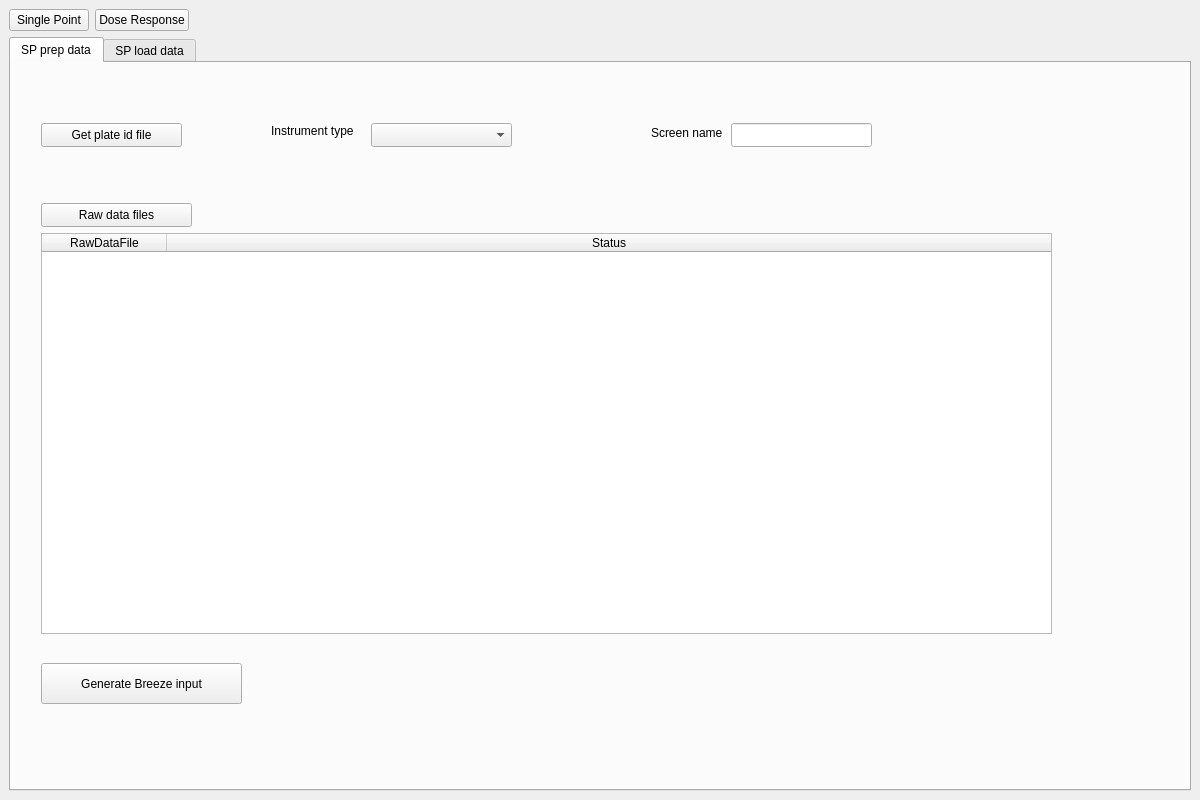
Before: the Qt Designer form frontend/assets/singlePointTab.ui in dahlbma/assayLoader, drawn with Qt 5.
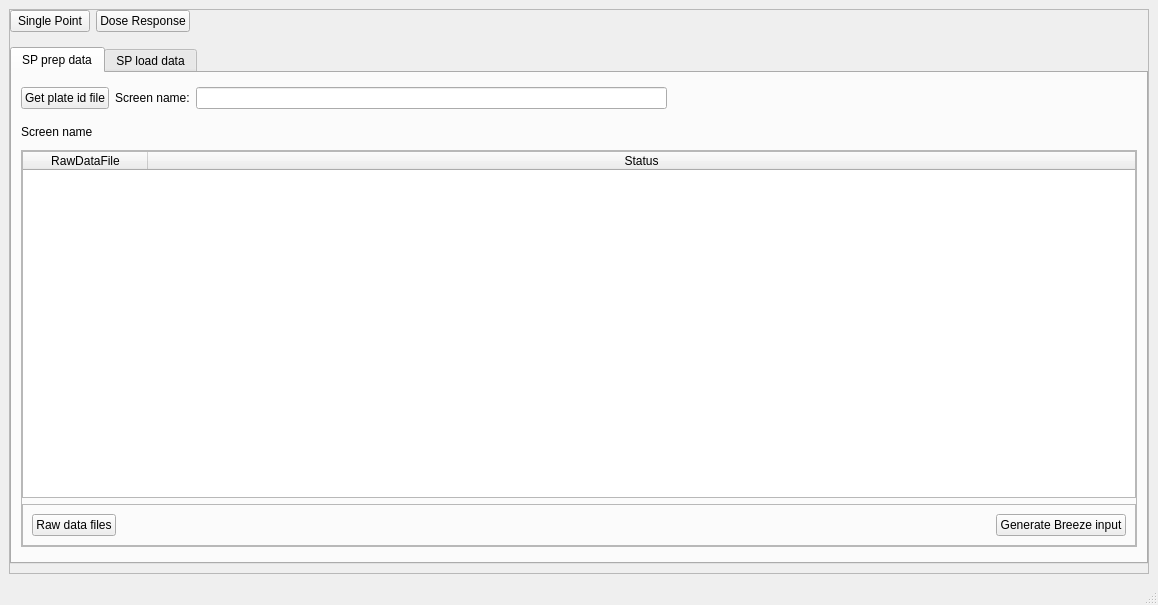
After: the same form once the commit is applied.

The edit to the form file:
```diff
--- a/frontend/assets/singlePointTab.ui
+++ b/frontend/assets/singlePointTab.ui
@@ -6,46 +6,143 @@
    <rect>
     <x>0</x>
     <y>0</y>
-    <width>1200</width>
-    <height>800</height>
+    <width>1158</width>
+    <height>605</height>
    </rect>
   </property>
+  <property name="sizePolicy">
+   <sizepolicy hsizetype="Preferred" vsizetype="Preferred">
+    <horstretch>0</horstretch>
+    <verstretch>0</verstretch>
+   </sizepolicy>
+  </property>
   <property name="windowTitle">
    <string>MainWindow</string>
   </property>
   <widget class="QWidget" name="centralwidget">
-   <layout class="QGridLayout" name="gridLayout_7">
-    <item row="0" column="0">
-     <layout class="QGridLayout" name="gridLayout_6">
-      <item row="0" column="1">
+   <layout class="QVBoxLayout" name="verticalLayout">
+    <item>
+     <widget class="QFrame" name="frame">
+      <property name="sizePolicy">
+       <sizepolicy hsizetype="Preferred" vsizetype="Preferred">
+        <horstretch>0</horstretch>
+        <verstretch>0</verstretch>
+       </sizepolicy>
+      </property>
+      <property name="frameShape">
+       <enum>QFrame::StyledPanel</enum>
+      </property>
+      <property name="frameShadow">
+       <enum>QFrame::Raised</enum>
+      </property>
+      <layout class="QVBoxLayout" name="verticalLayout_2">
+       <property name="leftMargin">
+        <number>0</number>
+       </property>
+       <property name="topMargin">
+        <number>0</number>
+       </property>
+       <property name="rightMargin">
+        <number>0</number>
+       </property>
+       <property name="bottomMargin">
+        <number>0</number>
+       </property>
+       <item>
+        <widget class="QFrame" name="frame_2">
+         <property name="sizePolicy">
+          <sizepolicy hsizetype="Expanding" vsizetype="Fixed">
+           <horstretch>0</horstretch>
+           <verstretch>0</verstretch>
+          </sizepolicy>
+         </property>
+         <property name="frameShape">
+          <enum>QFrame::NoFrame</enum>
+         </property>
+         <property name="frameShadow">
+          <enum>QFrame::Raised</enum>
+         </property>
+         <layout class="QHBoxLayout" name="horizontalLayout">
+          <property name="leftMargin">
+           <number>0</number>
+          </property>
+          <property name="topMargin">
+           <number>0</number>
+          </property>
+          <property name="rightMargin">
+           <number>0</number>
+          </property>
+          <property name="bottomMargin">
+           <number>0</number>
+          </property>
+          <item>
+           <widget class="QPushButton" name="goto_sp_btn">
+            <property name="text">
+             <string>Single Point</string>
+            </property>
+           </widget>
+          </item>
+          <item>
        <widget class="QPushButton" name="goto_dr_btn">
+            <property name="sizePolicy">
+             <sizepolicy hsizetype="Minimum" vsizetype="Fixed">
+              <horstretch>0</horstretch>
+              <verstretch>0</verstretch>
+             </sizepolicy>
+            </property>
         <property name="text">
          <string>Dose Response</string>
         </property>
        </widget>
       </item>
-      <item row="0" column="2">
+          <item>
        <spacer name="horizontalSpacer_5">
         <property name="orientation">
          <enum>Qt::Horizontal</enum>
         </property>
+            <property name="sizeType">
+             <enum>QSizePolicy::Expanding</enum>
+            </property>
         <property name="sizeHint" stdset="0">
          <size>
-          <width>438</width>
+              <width>108</width>
           <height>20</height>
          </size>
         </property>
        </spacer>
       </item>
-      <item row="0" column="0">
-       <widget class="QPushButton" name="goto_sp_btn">
-        <property name="text">
-         <string>Single Point</string>
-        </property>
-       </widget>
-      </item>
-      <item row="1" column="0" colspan="3">
+         </layout>
+        </widget>
+       </item>
+       <item>
+        <widget class="QFrame" name="frame_3">
+         <property name="sizePolicy">
+          <sizepolicy hsizetype="Expanding" vsizetype="Expanding">
+           <horstretch>0</horstretch>
+           <verstretch>0</verstretch>
+          </sizepolicy>
+         </property>
+         <property name="frameShape">
+          <enum>QFrame::NoFrame</enum>
+         </property>
+         <property name="frameShadow">
+          <enum>QFrame::Raised</enum>
+         </property>
+         <layout class="QHBoxLayout" name="horizontalLayout_2">
+          <property name="leftMargin">
+           <number>0</number>
+          </property>
+          <property name="rightMargin">
+           <number>0</number>
+          </property>
+          <item>
        <widget class="QTabWidget" name="sp_tab">
+            <property name="sizePolicy">
+             <sizepolicy hsizetype="Preferred" vsizetype="Expanding">
+              <horstretch>0</horstretch>
+              <verstretch>0</verstretch>
+             </sizepolicy>
+            </property>
         <property name="currentIndex">
          <number>0</number>
         </property>
@@ -53,89 +150,201 @@
          <attribute name="title">
           <string>SP prep data</string>
          </attribute>
+             <layout class="QVBoxLayout" name="verticalLayout_5">
+              <item>
+               <widget class="QFrame" name="frame_4">
+                <property name="sizePolicy">
+                 <sizepolicy hsizetype="Preferred" vsizetype="Expanding">
+                  <horstretch>0</horstretch>
+                  <verstretch>0</verstretch>
+                 </sizepolicy>
+                </property>
+                <property name="frameShape">
+                 <enum>QFrame::NoFrame</enum>
+                </property>
+                <property name="frameShadow">
+                 <enum>QFrame::Raised</enum>
+                </property>
+                <layout class="QVBoxLayout" name="verticalLayout_3">
+                 <property name="leftMargin">
+                  <number>0</number>
+                 </property>
+                 <property name="topMargin">
+                  <number>0</number>
+                 </property>
+                 <property name="rightMargin">
+                  <number>0</number>
+                 </property>
+                 <property name="bottomMargin">
+                  <number>0</number>
+                 </property>
+                 <item>
+                  <widget class="QFrame" name="frame_5">
+                   <property name="sizePolicy">
+                    <sizepolicy hsizetype="Preferred" vsizetype="Preferred">
+                     <horstretch>0</horstretch>
+                     <verstretch>0</verstretch>
+                    </sizepolicy>
+                   </property>
+                   <property name="frameShape">
+                    <enum>QFrame::NoFrame</enum>
+                   </property>
+                   <property name="frameShadow">
+                    <enum>QFrame::Raised</enum>
+                   </property>
+                   <layout class="QHBoxLayout" name="horizontalLayout_11">
+                    <property name="leftMargin">
+                     <number>0</number>
+                    </property>
+                    <property name="topMargin">
+                     <number>5</number>
+                    </property>
+                    <property name="rightMargin">
+                     <number>0</number>
+                    </property>
+                    <property name="bottomMargin">
+                     <number>5</number>
+                    </property>
+                    <item>
          <widget class="QPushButton" name="spPlateIdFile_btn">
-          <property name="geometry">
-           <rect>
-            <x>30</x>
-            <y>60</y>
-            <width>141</width>
-            <height>24</height>
-           </rect>
-          </property>
           <property name="text">
            <string>Get plate id file</string>
           </property>
          </widget>
-         <widget class="QPushButton" name="rawDataFiles_btn">
-          <property name="geometry">
-           <rect>
-            <x>30</x>
-            <y>140</y>
-            <width>151</width>
-            <height>24</height>
-           </rect>
-          </property>
+                    </item>
+                    <item>
+                     <widget class="QLabel" name="label_10">
           <property name="text">
-           <string>Raw data files</string>
-          </property>
-         </widget>
-         <widget class="QComboBox" name="instumentType_cb">
-          <property name="geometry">
-           <rect>
-            <x>360</x>
-            <y>60</y>
-            <width>141</width>
-            <height>24</height>
-           </rect>
-          </property>
-         </widget>
-         <widget class="QLabel" name="label">
-          <property name="geometry">
-           <rect>
-            <x>260</x>
-            <y>60</y>
-            <width>101</width>
-            <height>16</height>
-           </rect>
-          </property>
+                       <string>Screen name:</string>
+                      </property>
+                     </widget>
+                    </item>
+                    <item>
+                     <widget class="QLineEdit" name="screenName_eb">
+                      <property name="sizePolicy">
+                       <sizepolicy hsizetype="Expanding" vsizetype="Preferred">
+                        <horstretch>0</horstretch>
+                        <verstretch>0</verstretch>
+                       </sizepolicy>
+                      </property>
+                     </widget>
+                    </item>
+                    <item>
+                     <spacer name="horizontalSpacer_7">
+                      <property name="orientation">
+                       <enum>Qt::Horizontal</enum>
+                      </property>
+                      <property name="sizeType">
+                       <enum>QSizePolicy::Expanding</enum>
+                      </property>
+                      <property name="sizeHint" stdset="0">
+                       <size>
+                        <width>279</width>
+                        <height>20</height>
+                       </size>
+                      </property>
+                     </spacer>
+                    </item>
+                   </layout>
+                  </widget>
+                 </item>
+                 <item>
+                  <widget class="QFrame" name="frame_6">
+                   <property name="sizePolicy">
+                    <sizepolicy hsizetype="Preferred" vsizetype="Minimum">
+                     <horstretch>0</horstretch>
+                     <verstretch>0</verstretch>
+                    </sizepolicy>
+                   </property>
+                   <property name="frameShape">
+                    <enum>QFrame::NoFrame</enum>
+                   </property>
+                   <property name="frameShadow">
+                    <enum>QFrame::Raised</enum>
+                   </property>
+                   <layout class="QHBoxLayout" name="horizontalLayout_12">
+                    <property name="leftMargin">
+                     <number>0</number>
+                    </property>
+                    <property name="topMargin">
+                     <number>5</number>
+                    </property>
+                    <property name="rightMargin">
+                     <number>0</number>
+                    </property>
+                    <property name="bottomMargin">
+                     <number>5</number>
+                    </property>
+                    <item>
+                     <widget class="QLabel" name="label_11">
+                      <property name="sizePolicy">
+                       <sizepolicy hsizetype="Fixed" vsizetype="Fixed">
+                        <horstretch>0</horstretch>
+                        <verstretch>0</verstretch>
+                       </sizepolicy>
+                      </property>
           <property name="text">
-           <string>Instrument type</string>
-          </property>
-         </widget>
+                       <string>Screen name</string>
+                      </property>
+                     </widget>
+                    </item>
+                    <item>
          <widget class="QLabel" name="spPlateFile_lab">
-          <property name="geometry">
-           <rect>
-            <x>30</x>
-            <y>100</y>
-            <width>561</width>
-            <height>16</height>
-           </rect>
-          </property>
           <property name="text">
            <string/>
           </property>
          </widget>
-         <widget class="QPushButton" name="spGenerateBreezeInput_btn">
-          <property name="geometry">
-           <rect>
-            <x>30</x>
-            <y>600</y>
-            <width>201</width>
-            <height>41</height>
-           </rect>
+                    </item>
+                    <item>
+                     <widget class="QLabel" name="spPlateFile_lab_2">
+                      <property name="sizePolicy">
+                       <sizepolicy hsizetype="Preferred" vsizetype="Fixed">
+                        <horstretch>0</horstretch>
+                        <verstretch>0</verstretch>
+                       </sizepolicy>
           </property>
           <property name="text">
-           <string>Generate Breeze input</string>
-          </property>
-         </widget>
+                       <string/>
+                      </property>
+                     </widget>
+                    </item>
+                   </layout>
+                  </widget>
+                 </item>
+                 <item>
+                  <widget class="QFrame" name="frame_9">
+                   <property name="sizePolicy">
+                    <sizepolicy hsizetype="Preferred" vsizetype="Expanding">
+                     <horstretch>0</horstretch>
+                     <verstretch>0</verstretch>
+                    </sizepolicy>
+                   </property>
+                   <property name="frameShape">
+                    <enum>QFrame::StyledPanel</enum>
+                   </property>
+                   <property name="frameShadow">
+                    <enum>QFrame::Raised</enum>
+                   </property>
+                   <layout class="QVBoxLayout" name="verticalLayout_4">
+                    <property name="leftMargin">
+                     <number>0</number>
+                    </property>
+                    <property name="topMargin">
+                     <number>0</number>
+                    </property>
+                    <property name="rightMargin">
+                     <number>0</number>
+                    </property>
+                    <property name="bottomMargin">
+                     <number>0</number>
+                    </property>
+                    <item>
          <widget class="QTableWidget" name="rawDataFiles_table">
-          <property name="geometry">
-           <rect>
-            <x>30</x>
-            <y>170</y>
-            <width>1011</width>
-            <height>401</height>
-           </rect>
+                      <property name="sizePolicy">
+                       <sizepolicy hsizetype="Expanding" vsizetype="Expanding">
+                        <horstretch>0</horstretch>
+                        <verstretch>0</verstretch>
+                       </sizepolicy>
           </property>
           <property name="sizeAdjustPolicy">
            <enum>QAbstractScrollArea::AdjustToContents</enum>
@@ -160,46 +369,142 @@
            </property>
           </column>
          </widget>
-         <widget class="QLineEdit" name="screenName_eb">
-          <property name="geometry">
-           <rect>
-            <x>720</x>
-            <y>60</y>
-            <width>141</width>
-            <height>24</height>
-           </rect>
-          </property>
-         </widget>
-         <widget class="QLabel" name="label_10">
+                    </item>
+                    <item>
+                     <widget class="QFrame" name="frame_23">
+                      <property name="frameShape">
+                       <enum>QFrame::StyledPanel</enum>
+                      </property>
+                      <property name="frameShadow">
+                       <enum>QFrame::Raised</enum>
+                      </property>
+                      <layout class="QHBoxLayout" name="horizontalLayout_17">
+                       <item>
+                        <widget class="QPushButton" name="rawDataFiles_btn">
+                         <property name="text">
+                          <string>Raw data files</string>
+                         </property>
+                        </widget>
+                       </item>
+                       <item>
+                        <spacer name="horizontalSpacer_13">
+                         <property name="orientation">
+                          <enum>Qt::Horizontal</enum>
+                         </property>
+                         <property name="sizeType">
+                          <enum>QSizePolicy::Expanding</enum>
+                         </property>
+                         <property name="sizeHint" stdset="0">
+                          <size>
+                           <width>258</width>
+                           <height>20</height>
+                          </size>
+                         </property>
+                        </spacer>
+                       </item>
+                       <item>
+                        <widget class="QPushButton" name="spGenerateBreezeInput_btn">
+                         <property name="sizePolicy">
+                          <sizepolicy hsizetype="Preferred" vsizetype="Preferred">
+                           <horstretch>0</horstretch>
+                           <verstretch>0</verstretch>
+                          </sizepolicy>
+                         </property>
+                         <property name="text">
+                          <string>Generate Breeze input</string>
+                         </property>
+                        </widget>
+                       </item>
+                      </layout>
+                     </widget>
+                    </item>
+                   </layout>
+                  </widget>
+                 </item>
+                 <item>
+                  <widget class="QFrame" name="frame_7">
+                   <property name="sizePolicy">
+                    <sizepolicy hsizetype="Preferred" vsizetype="Fixed">
+                     <horstretch>0</horstretch>
+                     <verstretch>0</verstretch>
+                    </sizepolicy>
+                   </property>
+                   <property name="frameShape">
+                    <enum>QFrame::StyledPanel</enum>
+                   </property>
+                   <property name="frameShadow">
+                    <enum>QFrame::Raised</enum>
+                   </property>
+                   <widget class="QFrame" name="frame_8">
           <property name="geometry">
            <rect>
-            <x>640</x>
-            <y>60</y>
-            <width>81</width>
-            <height>20</height>
-           </rect>
-          </property>
-          <property name="text">
-           <string>Screen name</string>
-          </property>
-         </widget>
+                      <x>0</x>
+                      <y>10</y>
+                      <width>861</width>
+                      <height>43</height>
+                     </rect>
+                    </property>
+                    <property name="sizePolicy">
+                     <sizepolicy hsizetype="Preferred" vsizetype="Fixed">
+                      <horstretch>0</horstretch>
+                      <verstretch>0</verstretch>
+                     </sizepolicy>
+                    </property>
+                    <property name="frameShape">
+                     <enum>QFrame::StyledPanel</enum>
+                    </property>
+                    <property name="frameShadow">
+                     <enum>QFrame::Raised</enum>
+                    </property>
+                    <layout class="QHBoxLayout" name="horizontalLayout_13">
+                     <item>
+                      <spacer name="horizontalSpacer_8">
+                       <property name="orientation">
+                        <enum>Qt::Horizontal</enum>
+                       </property>
+                       <property name="sizeType">
+                        <enum>QSizePolicy::Expanding</enum>
+                       </property>
+                       <property name="sizeHint" stdset="0">
+                        <size>
+                         <width>838</width>
+                         <height>20</height>
+                        </size>
+                       </property>
+                      </spacer>
+                     </item>
+                    </layout>
+                   </widget>
+                  </widget>
+                 </item>
+                </layout>
+               </widget>
+              </item>
+             </layout>
         </widget>
         <widget class="QWidget" name="sp_load_data">
          <attribute name="title">
           <string>SP load data</string>
          </attribute>
-         <widget class="QWidget" name="layoutWidget">
-          <property name="geometry">
-           <rect>
-            <x>20</x>
-            <y>20</y>
-            <width>684</width>
-            <height>93</height>
-           </rect>
-          </property>
-          <layout class="QGridLayout" name="gridLayout_2">
+             <layout class="QVBoxLayout" name="verticalLayout_7">
+              <item>
+               <widget class="QFrame" name="frame_19">
+                <property name="frameShape">
+                 <enum>QFrame::StyledPanel</enum>
+                </property>
+                <property name="frameShadow">
+                 <enum>QFrame::Raised</enum>
+                </property>
+                <layout class="QGridLayout" name="gridLayout">
            <item row="0" column="0">
-            <layout class="QHBoxLayout" name="horizontalLayout">
+                  <widget class="QFrame" name="frame_11">
+                   <property name="frameShape">
+                    <enum>QFrame::NoFrame</enum>
+                   </property>
+                   <property name="frameShadow">
+                    <enum>QFrame::Raised</enum>
+                   </property>
+                   <layout class="QHBoxLayout" name="horizontalLayout_3">
              <item>
               <widget class="QLabel" name="label_2">
                <property name="text">
@@ -214,51 +519,18 @@
               <widget class="QComboBox" name="project_cb"/>
              </item>
             </layout>
-           </item>
-           <item row="1" column="4">
-            <layout class="QHBoxLayout" name="horizontalLayout_9">
-             <item>
-              <widget class="QLabel" name="label_7">
-               <property name="text">
-                <string>Hit Threshold</string>
-               </property>
-               <property name="alignment">
-                <set>Qt::AlignRight|Qt::AlignTrailing|Qt::AlignVCenter</set>
-               </property>
-              </widget>
-             </item>
-             <item>
-              <widget class="QLineEdit" name="hit_trsh_eb">
-               <property name="sizePolicy">
-                <sizepolicy hsizetype="Preferred" vsizetype="Fixed">
-                 <horstretch>0</horstretch>
-                 <verstretch>0</verstretch>
-                </sizepolicy>
-               </property>
-              </widget>
-             </item>
-            </layout>
-           </item>
-           <item row="1" column="2">
+                  </widget>
+                 </item>
+                 <item row="1" column="0">
+                  <widget class="QFrame" name="frame_14">
+                   <property name="frameShape">
+                    <enum>QFrame::StyledPanel</enum>
+                   </property>
+                   <property name="frameShadow">
+                    <enum>QFrame::Raised</enum>
+                   </property>
             <layout class="QHBoxLayout" name="horizontalLayout_6">
              <item>
-              <widget class="QLabel" name="label_8">
-               <property name="text">
-                <string>Detection Type</string>
-               </property>
-               <property name="alignment">
-                <set>Qt::AlignRight|Qt::AlignTrailing|Qt::AlignVCenter</set>
-               </property>
-              </widget>
-             </item>
-             <item>
-              <widget class="QComboBox" name="det_type_cb"/>
-             </item>
-            </layout>
-           </item>
-           <item row="1" column="0">
-            <layout class="QHBoxLayout" name="horizontalLayout_2">
-             <item>
               <widget class="QLabel" name="label_3">
                <property name="text">
                 <string>Operator</string>
@@ -272,9 +544,128 @@
               <widget class="QComboBox" name="operator_cb"/>
              </item>
             </layout>
-           </item>
-           <item row="0" column="4">
-            <layout class="QHBoxLayout" name="horizontalLayout_8">
+                  </widget>
+                 </item>
+                 <item row="1" column="1">
+                  <widget class="QFrame" name="frame_15">
+                   <property name="frameShape">
+                    <enum>QFrame::StyledPanel</enum>
+                   </property>
+                   <property name="frameShadow">
+                    <enum>QFrame::Raised</enum>
+                   </property>
+                   <layout class="QHBoxLayout" name="horizontalLayout_7">
+                    <item>
+                     <widget class="QLabel" name="label_8">
+                      <property name="text">
+                       <string>Detection Type</string>
+                      </property>
+                      <property name="alignment">
+                       <set>Qt::AlignRight|Qt::AlignTrailing|Qt::AlignVCenter</set>
+                      </property>
+                     </widget>
+                    </item>
+                    <item>
+                     <widget class="QComboBox" name="det_type_cb"/>
+                    </item>
+                   </layout>
+                  </widget>
+                 </item>
+                 <item row="1" column="3">
+                  <spacer name="horizontalSpacer_10">
+                   <property name="orientation">
+                    <enum>Qt::Horizontal</enum>
+                   </property>
+                   <property name="sizeHint" stdset="0">
+                    <size>
+                     <width>731</width>
+                     <height>20</height>
+                    </size>
+                   </property>
+                  </spacer>
+                 </item>
+                 <item row="1" column="2">
+                  <widget class="QFrame" name="frame_16">
+                   <property name="frameShape">
+                    <enum>QFrame::StyledPanel</enum>
+                   </property>
+                   <property name="frameShadow">
+                    <enum>QFrame::Raised</enum>
+                   </property>
+                   <layout class="QHBoxLayout" name="horizontalLayout_10">
+                    <item>
+                     <widget class="QLabel" name="label_7">
+                      <property name="text">
+                       <string>Hit Threshold</string>
+                      </property>
+                      <property name="alignment">
+                       <set>Qt::AlignRight|Qt::AlignTrailing|Qt::AlignVCenter</set>
+                      </property>
+                     </widget>
+                    </item>
+                    <item>
+                     <widget class="QLineEdit" name="hit_trsh_eb">
+                      <property name="sizePolicy">
+                       <sizepolicy hsizetype="Preferred" vsizetype="Fixed">
+                        <horstretch>0</horstretch>
+                        <verstretch>0</verstretch>
+                       </sizepolicy>
+                      </property>
+                     </widget>
+                    </item>
+                   </layout>
+                  </widget>
+                 </item>
+                 <item row="0" column="1">
+                  <widget class="QFrame" name="frame_12">
+                   <property name="frameShape">
+                    <enum>QFrame::NoFrame</enum>
+                   </property>
+                   <property name="frameShadow">
+                    <enum>QFrame::Raised</enum>
+                   </property>
+                   <layout class="QHBoxLayout" name="horizontalLayout_4">
+                    <item>
+                     <widget class="QLabel" name="label_6">
+                      <property name="text">
+                       <string>Assay Type</string>
+                      </property>
+                      <property name="alignment">
+                       <set>Qt::AlignRight|Qt::AlignTrailing|Qt::AlignVCenter</set>
+                      </property>
+                     </widget>
+                    </item>
+                    <item>
+                     <widget class="QComboBox" name="assay_type_cb"/>
+                    </item>
+                   </layout>
+                  </widget>
+                 </item>
+                 <item row="0" column="3">
+                  <spacer name="horizontalSpacer_6">
+                   <property name="orientation">
+                    <enum>Qt::Horizontal</enum>
+                   </property>
+                   <property name="sizeType">
+                    <enum>QSizePolicy::Expanding</enum>
+                   </property>
+                   <property name="sizeHint" stdset="0">
+                    <size>
+                     <width>489</width>
+                     <height>20</height>
+                    </size>
+                   </property>
+                  </spacer>
+                 </item>
+                 <item row="0" column="2">
+                  <widget class="QFrame" name="frame_13">
+                   <property name="frameShape">
+                    <enum>QFrame::NoFrame</enum>
+                   </property>
+                   <property name="frameShadow">
+                    <enum>QFrame::Raised</enum>
+                   </property>
+                   <layout class="QHBoxLayout" name="horizontalLayout_5">
              <item>
               <widget class="QLabel" name="label_4">
                <property name="sizePolicy">
@@ -302,9 +693,17 @@
               </widget>
              </item>
             </layout>
+                  </widget>
            </item>
            <item row="2" column="0">
-            <layout class="QHBoxLayout" name="horizontalLayout_4">
+                  <widget class="QFrame" name="frame_17">
+                   <property name="frameShape">
+                    <enum>QFrame::StyledPanel</enum>
+                   </property>
+                   <property name="frameShadow">
+                    <enum>QFrame::Raised</enum>
+                   </property>
+                   <layout class="QHBoxLayout" name="horizontalLayout_15">
              <item>
               <widget class="QLabel" name="label_5">
                <property name="text">
@@ -319,25 +718,17 @@
               <widget class="QComboBox" name="target_cb"/>
              </item>
             </layout>
-           </item>
-           <item row="1" column="1">
-            <spacer name="horizontalSpacer_3">
-             <property name="orientation">
-              <enum>Qt::Horizontal</enum>
-             </property>
-             <property name="sizeType">
-              <enum>QSizePolicy::Preferred</enum>
-             </property>
-             <property name="sizeHint" stdset="0">
-              <size>
-               <width>40</width>
-               <height>20</height>
-              </size>
-             </property>
-            </spacer>
-           </item>
-           <item row="2" column="2">
-            <layout class="QHBoxLayout" name="horizontalLayout_5">
+                  </widget>
+                 </item>
+                 <item row="2" column="1">
+                  <widget class="QFrame" name="frame_18">
+                   <property name="frameShape">
+                    <enum>QFrame::StyledPanel</enum>
+                   </property>
+                   <property name="frameShadow">
+                    <enum>QFrame::Raised</enum>
+                   </property>
+                   <layout class="QHBoxLayout" name="horizontalLayout_9">
              <item>
               <widget class="QLabel" name="label_9">
                <property name="text">
@@ -352,9 +743,17 @@
               <widget class="QComboBox" name="screenType_cb"/>
              </item>
             </layout>
-           </item>
-           <item row="2" column="4">
-            <layout class="QHBoxLayout" name="horizontalLayout_10">
+                  </widget>
+                 </item>
+                 <item row="2" column="2">
+                  <widget class="QFrame" name="frame_20">
+                   <property name="frameShape">
+                    <enum>QFrame::StyledPanel</enum>
+                   </property>
+                   <property name="frameShadow">
+                    <enum>QFrame::Raised</enum>
+                   </property>
+                   <layout class="QHBoxLayout" name="horizontalLayout_8">
              <item>
               <widget class="QLabel" name="elnid_cb">
                <property name="text">
@@ -376,111 +775,101 @@
               </widget>
              </item>
             </layout>
-           </item>
-           <item row="1" column="3">
-            <spacer name="horizontalSpacer_6">
+                  </widget>
+                 </item>
+                 <item row="2" column="3">
+                  <spacer name="horizontalSpacer_11">
              <property name="orientation">
               <enum>Qt::Horizontal</enum>
              </property>
-             <property name="sizeType">
-              <enum>QSizePolicy::Preferred</enum>
-             </property>
              <property name="sizeHint" stdset="0">
               <size>
-               <width>40</width>
+                     <width>731</width>
                <height>20</height>
               </size>
              </property>
             </spacer>
            </item>
-           <item row="0" column="2">
-            <layout class="QHBoxLayout" name="horizontalLayout_7">
-             <item>
-              <widget class="QLabel" name="label_6">
-               <property name="text">
-                <string>Assay Type</string>
-               </property>
-               <property name="alignment">
-                <set>Qt::AlignRight|Qt::AlignTrailing|Qt::AlignVCenter</set>
-               </property>
+                </layout>
               </widget>
              </item>
              <item>
-              <widget class="QComboBox" name="assay_type_cb"/>
-             </item>
-            </layout>
-           </item>
-           <item row="1" column="5">
-            <spacer name="horizontalSpacer">
-             <property name="orientation">
-              <enum>Qt::Horizontal</enum>
-             </property>
-             <property name="sizeType">
-              <enum>QSizePolicy::Expanding</enum>
-             </property>
-             <property name="sizeHint" stdset="0">
-              <size>
-               <width>40</width>
-               <height>20</height>
-              </size>
-             </property>
-            </spacer>
-           </item>
-          </layout>
-         </widget>
-         <widget class="QWidget" name="layoutWidget_2">
-          <property name="geometry">
-           <rect>
-            <x>20</x>
-            <y>130</y>
-            <width>1151</width>
-            <height>581</height>
-           </rect>
-          </property>
-          <layout class="QGridLayout" name="gridLayout_8">
-           <item row="0" column="0">
+               <widget class="QFrame" name="frame_22">
+                <property name="frameShape">
+                 <enum>QFrame::StyledPanel</enum>
+                </property>
+                <property name="frameShadow">
+                 <enum>QFrame::Raised</enum>
+                </property>
+                <layout class="QVBoxLayout" name="verticalLayout_6">
+                 <item>
             <widget class="QTableWidget" name="sp_table"/>
            </item>
-           <item row="1" column="0">
-            <layout class="QGridLayout" name="gridLayout_9">
-             <item row="0" column="0">
-              <spacer name="horizontalSpacer_4">
+                 <item>
+                  <widget class="QFrame" name="frame_21">
+                   <property name="frameShape">
+                    <enum>QFrame::StyledPanel</enum>
+                   </property>
+                   <property name="frameShadow">
+                    <enum>QFrame::Raised</enum>
+                   </property>
+                   <layout class="QHBoxLayout" name="horizontalLayout_16">
+                    <item>
+                     <spacer name="horizontalSpacer_12">
                <property name="orientation">
                 <enum>Qt::Horizontal</enum>
                </property>
                <property name="sizeHint" stdset="0">
                 <size>
-                 <width>40</width>
+                        <width>821</width>
                  <height>20</height>
                 </size>
                </property>
               </spacer>
              </item>
-             <item row="0" column="3">
-              <widget class="QPushButton" name="saveData_btn">
-               <property name="text">
-                <string>Save to DB</string>
-               </property>
-              </widget>
-             </item>
-             <item row="0" column="1">
+                    <item>
               <widget class="QPushButton" name="loadAssayFile_btn">
                <property name="text">
                 <string>Read Breeze file</string>
                </property>
               </widget>
              </item>
-            </layout>
+                    <item>
+                     <widget class="QPushButton" name="saveData_btn">
+                      <property name="text">
+                       <string>Save to DB</string>
+                      </property>
+                     </widget>
+                    </item>
+                   </layout>
+                  </widget>
            </item>
           </layout>
          </widget>
+              </item>
+             </layout>
         </widget>
        </widget>
       </item>
      </layout>
+        </widget>
     </item>
    </layout>
   </widget>
+    </item>
+   </layout>
+  </widget>
+  <widget class="QMenuBar" name="menubar">
+   <property name="geometry">
+    <rect>
+     <x>0</x>
+     <y>0</y>
+     <width>1158</width>
+     <height>20</height>
+    </rect>
+   </property>
+  </widget>
+  <widget class="QStatusBar" name="statusbar"/>
  </widget>
  <resources/>
  <connections/>
```
Lines whose indentation alone changed are shown as unchanged.
